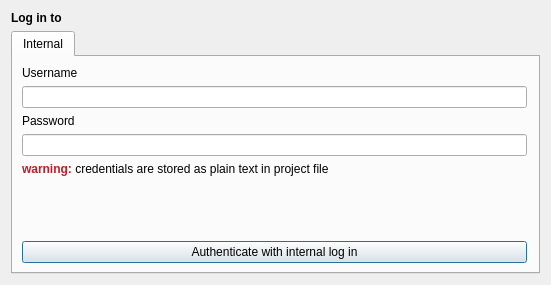
Old version of the form openeo_plugin/gui/ui/login_dialog.ui in the repository Open-EO/openeo-qgis-plugin.
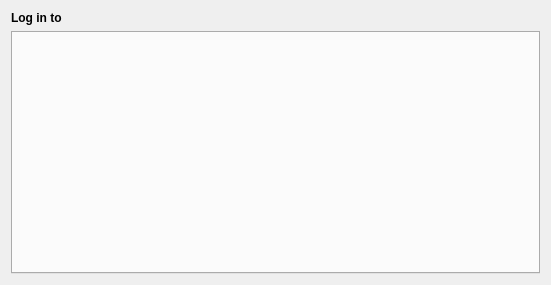
New version of the form.

Commit message: refactor: move basic loging tab generation to subclass

Patch:
```diff
--- a/openeo_plugin/gui/ui/login_dialog.ui
+++ b/openeo_plugin/gui/ui/login_dialog.ui
@@ -31,72 +31,6 @@
      <property name="tabBarAutoHide">
       <bool>false</bool>
      </property>
-     <widget class="QWidget" name="internal">
-      <property name="sizePolicy">
-       <sizepolicy hsizetype="Expanding" vsizetype="Expanding">
-        <horstretch>0</horstretch>
-        <verstretch>0</verstretch>
-       </sizepolicy>
-      </property>
-      <property name="maximumSize">
-       <size>
-        <width>523</width>
-        <height>16777215</height>
-       </size>
-      </property>
-      <attribute name="title">
-       <string>Internal</string>
-      </attribute>
-      <layout class="QVBoxLayout" name="verticalLayout_3">
-       <item>
-        <widget class="QLabel" name="usernameLabel">
-         <property name="text">
-          <string>Username</string>
-         </property>
-        </widget>
-       </item>
-       <item>
-        <widget class="QLineEdit" name="usernameEdit"/>
-       </item>
-       <item>
-        <widget class="QLabel" name="passwordLabel">
-         <property name="text">
-          <string>Password</string>
-         </property>
-        </widget>
-       </item>
-       <item>
-        <widget class="QLineEdit" name="passwordEdit"/>
-       </item>
-       <item>
-        <widget class="QLabel" name="description">
-         <property name="text">
-          <string>&lt;html&gt;&lt;head/&gt;&lt;body&gt;&lt;p&gt;&lt;span style=&quot; font-weight:700; color:#c01c28;&quot;&gt;warning: &lt;/span&gt;&lt;span style=&quot; color:#000000;&quot;&gt;credentials are stored as plain text in project file&lt;/span&gt;&lt;/p&gt;&lt;/body&gt;&lt;/html&gt;</string>
-         </property>
-        </widget>
-       </item>
-       <item>
-        <spacer name="verticalSpacer">
-         <property name="orientation">
-          <enum>Qt::Vertical</enum>
-         </property>
-         <property name="sizeHint" stdset="0">
-          <size>
-           <width>20</width>
-           <height>40</height>
-          </size>
-         </property>
-        </spacer>
-       </item>
-       <item>
-        <widget class="QPushButton" name="authButton">
-         <property name="text">
-          <string>Authenticate with internal log in</string>
-         </property>
-        </widget>
-       </item>
-      </layout>
-     </widget>
     </widget>
    </item>
    <item row="0" column="0">
```
The commit also changes 3 other files.
